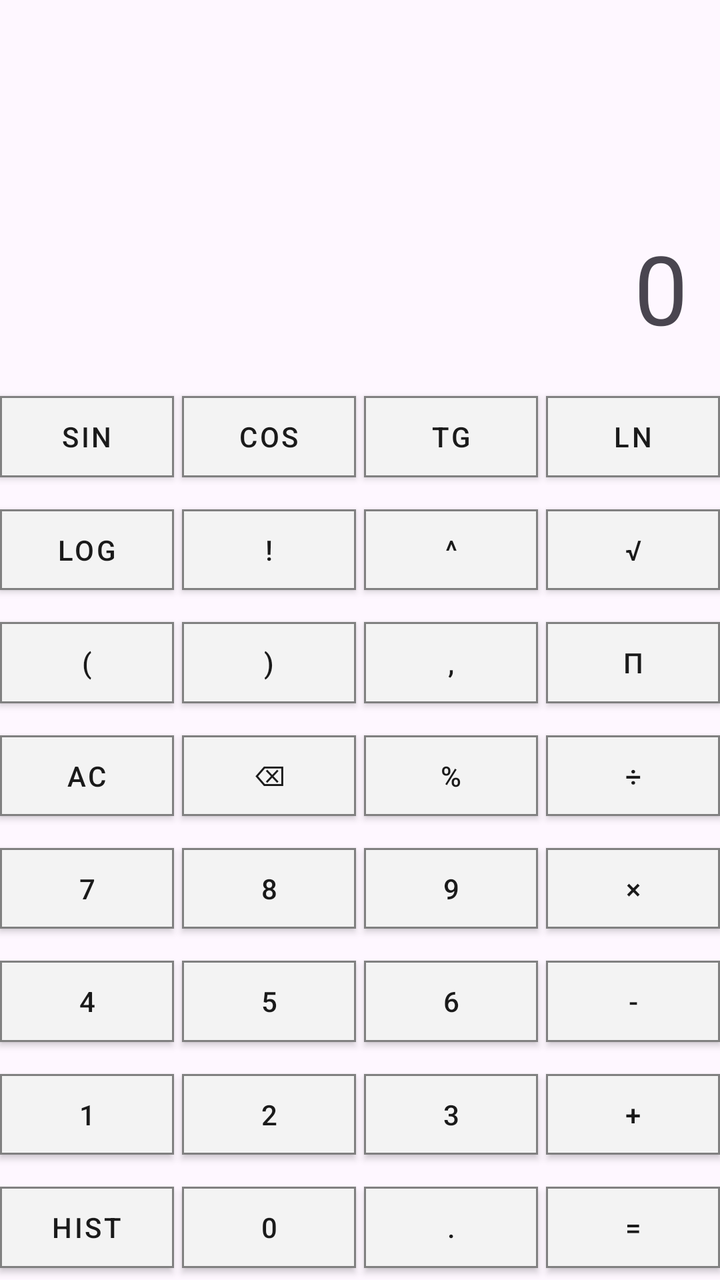
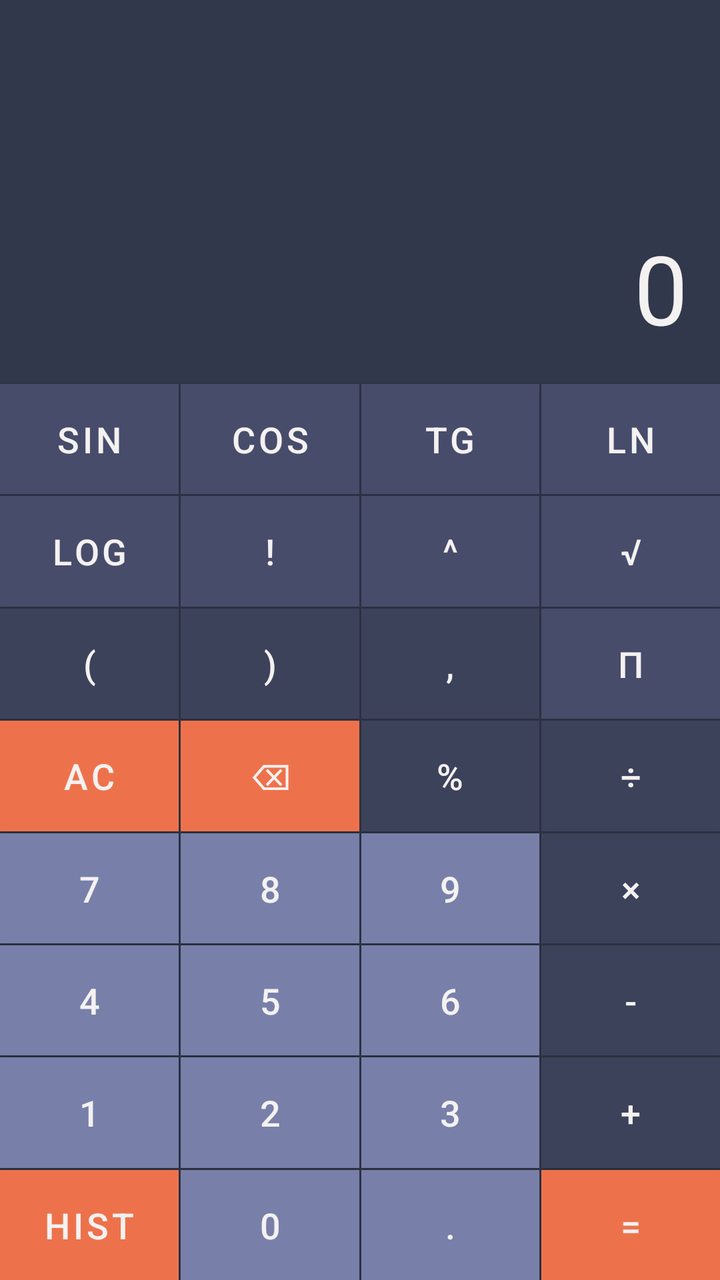

An Android layout rendered at two revisions. The XML below is the earlier revision; the diff shows what the commit changed to produce the second picture.
<!-- AndroidManifest.xml: application theme Theme.Calculator -->
<!-- res/layout/activity_main.xml -->
<?xml version="1.0" encoding="utf-8"?>
<androidx.constraintlayout.widget.ConstraintLayout
    xmlns:android="http://schemas.android.com/apk/res/android"
    xmlns:app="http://schemas.android.com/apk/res-auto"
    android:id="@+id/main"
    android:layout_width="match_parent"
    android:layout_height="match_parent">


    <TextView
        android:id="@+id/tvDisplay"
        android:layout_width="0dp"
        android:layout_height="0dp"
        android:gravity="end|bottom"
        android:padding="16dp"
        android:text="0"
        android:textSize="48sp"
        app:layout_constraintBottom_toTopOf="@id/guideline"
        app:layout_constraintEnd_toEndOf="parent"
        app:layout_constraintStart_toStartOf="parent"
        app:layout_constraintTop_toTopOf="parent" />


    <androidx.constraintlayout.widget.Guideline
        android:id="@+id/guideline"
        android:layout_width="wrap_content"
        android:layout_height="wrap_content"
        android:orientation="horizontal"
        app:layout_constraintGuide_percent="0.30" />



    <Button android:id="@+id/btnSin" style="@style/CalcButton" android:layout_width="0dp" android:layout_height="0dp" android:text="sin" />
    <Button android:id="@+id/btnCos" style="@style/CalcButton" android:layout_width="0dp" android:layout_height="0dp" android:text="cos" />
    <Button android:id="@+id/btnTg" style="@style/CalcButton" android:layout_width="0dp" android:layout_height="0dp" android:text="tg" />
    <Button android:id="@+id/btnLn" style="@style/CalcButton" android:layout_width="0dp" android:layout_height="0dp" android:text="ln" />


    <Button android:id="@+id/btnLog" style="@style/CalcButton" android:layout_width="0dp" android:layout_height="0dp" android:text="log" />
    <Button android:id="@+id/btnFact" style="@style/CalcButton" android:layout_width="0dp" android:layout_height="0dp" android:text="!" />
    <Button android:id="@+id/btnPower" style="@style/CalcButton" android:layout_width="0dp" android:layout_height="0dp" android:text="^" />
    <Button android:id="@+id/btnSqrt" style="@style/CalcButton" android:layout_width="0dp" android:layout_height="0dp" android:text="√" />


    <Button android:id="@+id/btnOpenBracket" style="@style/CalcButton" android:layout_width="0dp" android:layout_height="0dp" android:text="(" />
    <Button android:id="@+id/btnCloseBracket" style="@style/CalcButton" android:layout_width="0dp" android:layout_height="0dp" android:text=")" />
    <Button android:id="@+id/btnComma" style="@style/CalcButton" android:layout_width="0dp" android:layout_height="0dp" android:text="," />
    <Button android:id="@+id/btnPi" style="@style/CalcButton" android:layout_width="0dp" android:layout_height="0dp" android:text="π" />


    <Button android:id="@+id/btnAC" style="@style/CalcButton" android:layout_width="0dp" android:layout_height="0dp" android:text="AC" />
    <Button android:id="@+id/btnDelete" style="@style/CalcButton" android:layout_width="0dp" android:layout_height="0dp" android:text="⌫" />
    <Button android:id="@+id/btnPercent" style="@style/CalcButton" android:layout_width="0dp" android:layout_height="0dp" android:text="%" />
    <Button android:id="@+id/btnDivide" style="@style/CalcButton" android:layout_width="0dp" android:layout_height="0dp" android:text="÷" />


    <Button android:id="@+id/btn7" style="@style/CalcButton" android:layout_width="0dp" android:layout_height="0dp" android:text="7" />
    <Button android:id="@+id/btn8" style="@style/CalcButton" android:layout_width="0dp" android:layout_height="0dp" android:text="8" />
    <Button android:id="@+id/btn9" style="@style/CalcButton" android:layout_width="0dp" android:layout_height="0dp" android:text="9" />
    <Button android:id="@+id/btnMultiply" style="@style/CalcButton" android:layout_width="0dp" android:layout_height="0dp" android:text="×" />


    <Button android:id="@+id/btn4" style="@style/CalcButton" android:layout_width="0dp" android:layout_height="0dp" android:text="4" />
    <Button android:id="@+id/btn5" style="@style/CalcButton" android:layout_width="0dp" android:layout_height="0dp" android:text="5" />
    <Button android:id="@+id/btn6" style="@style/CalcButton" android:layout_width="0dp" android:layout_height="0dp" android:text="6" />
    <Button android:id="@+id/btnMinus" style="@style/CalcButton" android:layout_width="0dp" android:layout_height="0dp" android:text="-" />


    <Button android:id="@+id/btn1" style="@style/CalcButton" android:layout_width="0dp" android:layout_height="0dp" android:text="1" />
    <Button android:id="@+id/btn2" style="@style/CalcButton" android:layout_width="0dp" android:layout_height="0dp" android:text="2" />
    <Button android:id="@+id/btn3" style="@style/CalcButton" android:layout_width="0dp" android:layout_height="0dp" android:text="3" />
    <Button android:id="@+id/btnPlus" style="@style/CalcButton" android:layout_width="0dp" android:layout_height="0dp" android:text="+" />


    <Button android:id="@+id/btnHistory" style="@style/CalcButton" android:layout_width="0dp" android:layout_height="0dp" android:text="HIST" />
    <Button android:id="@+id/btn0" style="@style/CalcButton" android:layout_width="0dp" android:layout_height="0dp" android:text="0" />
    <Button android:id="@+id/btnDot" style="@style/CalcButton" android:layout_width="0dp" android:layout_height="0dp" android:text="." />
    <Button android:id="@+id/btnEqual" style="@style/CalcButton" android:layout_width="0dp" android:layout_height="0dp" android:text="=" />


    <androidx.constraintlayout.helper.widget.Flow
        android:id="@+id/flow"
        android:layout_width="0dp"
        android:layout_height="0dp"
        app:flow_horizontalGap="4dp"
        app:flow_maxElementsWrap="4"
        app:flow_verticalGap="4dp"
        app:flow_wrapMode="aligned"
        app:layout_constraintBottom_toBottomOf="parent"
        app:layout_constraintEnd_toEndOf="parent"
        app:layout_constraintStart_toStartOf="parent"
        app:layout_constraintTop_toBottomOf="@id/guideline"
        app:constraint_referenced_ids="
            btnSin, btnCos, btnTg, btnLn,
            btnLog, btnFact, btnPower, btnSqrt,
            btnOpenBracket, btnCloseBracket, btnComma, btnPi,
            btnAC, btnDelete, btnPercent, btnDivide,
            btn7, btn8, btn9, btnMultiply,
            btn4, btn5, btn6, btnMinus,
            btn1, btn2, btn3, btnPlus,
            btnHistory, btn0, btnDot, btnEqual" />

</androidx.constraintlayout.widget.ConstraintLayout>
<!-- resources referenced by this layout -->
<resources>
  <style name="CalcButton" parent="Widget.MaterialComponents.Button">
  
          <item name="cornerRadius">0dp</item>
  
          <item name="strokeWidth">1dp</item>
          <item name="strokeColor">#808080</item>
  
          <item name="backgroundTint">#F3F3F3</item>
  
          <item name="android:textColor">#1A1A1A</item>
      </style>
  <style name="Theme.Calculator" parent="Base.Theme.Calculator" />
  <style name="Base.Theme.Calculator" parent="Theme.Material3.DayNight.NoActionBar">
          
          
      </style>
</resources>

<!-- the commit's change to res/layout/activity_main.xml (unified diff, before → after) -->
@@ -4,7 +4,8 @@
     xmlns:app="http://schemas.android.com/apk/res-auto"
     android:id="@+id/main"
     android:layout_width="match_parent"
-    android:layout_height="match_parent">
+    android:layout_height="match_parent"
+    android:background="#32384B">
 
 
     <TextView
@@ -15,6 +16,7 @@
         android:padding="16dp"
         android:text="0"
         android:textSize="48sp"
+        android:textColor="#F4F1F1"
         app:layout_constraintBottom_toTopOf="@id/guideline"
         app:layout_constraintEnd_toEndOf="parent"
         app:layout_constraintStart_toStartOf="parent"
@@ -29,62 +31,54 @@
         app:layout_constraintGuide_percent="0.30" />
 
 
+    <Button android:id="@+id/btnSin" style="@style/FunctionButton" android:layout_width="0dp" android:layout_height="0dp" android:text="sin" />
+    <Button android:id="@+id/btnCos" style="@style/FunctionButton" android:layout_width="0dp" android:layout_height="0dp" android:text="cos" />
+    <Button android:id="@+id/btnTg" style="@style/FunctionButton" android:layout_width="0dp" android:layout_height="0dp" android:text="tg" />
+    <Button android:id="@+id/btnLn" style="@style/FunctionButton" android:layout_width="0dp" android:layout_height="0dp" android:text="ln" />
 
-    <Button android:id="@+id/btnSin" style="@style/CalcButton" android:layout_width="0dp" android:layout_height="0dp" android:text="sin" />
-    <Button android:id="@+id/btnCos" style="@style/CalcButton" android:layout_width="0dp" android:layout_height="0dp" android:text="cos" />
-    <Button android:id="@+id/btnTg" style="@style/CalcButton" android:layout_width="0dp" android:layout_height="0dp" android:text="tg" />
-    <Button android:id="@+id/btnLn" style="@style/CalcButton" android:layout_width="0dp" android:layout_height="0dp" android:text="ln" />
+    <Button android:id="@+id/btnLog" style="@style/FunctionButton" android:layout_width="0dp" android:layout_height="0dp" android:text="log" />
+    <Button android:id="@+id/btnFact" style="@style/FunctionButton" android:layout_width="0dp" android:layout_height="0dp" android:text="!" />
+    <Button android:id="@+id/btnPower" style="@style/FunctionButton" android:layout_width="0dp" android:layout_height="0dp" android:text="^" />
+    <Button android:id="@+id/btnSqrt" style="@style/FunctionButton" android:layout_width="0dp" android:layout_height="0dp" android:text="√" />
 
+    <Button android:id="@+id/btnOpenBracket" style="@style/ActionButton" android:layout_width="0dp" android:layout_height="0dp" android:text="(" />
+    <Button android:id="@+id/btnCloseBracket" style="@style/ActionButton" android:layout_width="0dp" android:layout_height="0dp" android:text=")" />
+    <Button android:id="@+id/btnComma" style="@style/ActionButton" android:layout_width="0dp" android:layout_height="0dp" android:text="," />
+    <Button android:id="@+id/btnPi" style="@style/FunctionButton" android:layout_width="0dp" android:layout_height="0dp" android:text="π" />
 
-    <Button android:id="@+id/btnLog" style="@style/CalcButton" android:layout_width="0dp" android:layout_height="0dp" android:text="log" />
-    <Button android:id="@+id/btnFact" style="@style/CalcButton" android:layout_width="0dp" android:layout_height="0dp" android:text="!" />
-    <Button android:id="@+id/btnPower" style="@style/CalcButton" android:layout_width="0dp" android:layout_height="0dp" android:text="^" />
-    <Button android:id="@+id/btnSqrt" style="@style/CalcButton" android:layout_width="0dp" android:layout_height="0dp" android:text="√" />
+    <Button android:id="@+id/btnAC" style="@style/Other" android:layout_width="0dp" android:layout_height="0dp" android:text="AC" />
+    <Button android:id="@+id/btnDelete" style="@style/Other" android:layout_width="0dp" android:layout_height="0dp" android:text="⌫" />
+    <Button android:id="@+id/btnPercent" style="@style/ActionButton" android:layout_width="0dp" android:layout_height="0dp" android:text="%" />
+    <Button android:id="@+id/btnDivide" style="@style/ActionButton" android:layout_width="0dp" android:layout_height="0dp" android:text="÷" />
 
+    <Button android:id="@+id/btn7" style="@style/NumbButton" android:layout_width="0dp" android:layout_height="0dp" android:text="7" />
+    <Button android:id="@+id/btn8" style="@style/NumbButton" android:layout_width="0dp" android:layout_height="0dp" android:text="8" />
+    <Button android:id="@+id/btn9" style="@style/NumbButton" android:layout_width="0dp" android:layout_height="0dp" android:text="9" />
+    <Button android:id="@+id/btnMultiply" style="@style/ActionButton" android:layout_width="0dp" android:layout_height="0dp" android:text="×" />
 
-    <Button android:id="@+id/btnOpenBracket" style="@style/CalcButton" android:layout_width="0dp" android:layout_height="0dp" android:text="(" />
-    <Button android:id="@+id/btnCloseBracket" style="@style/CalcButton" android:layout_width="0dp" android:layout_height="0dp" android:text=")" />
-    <Button android:id="@+id/btnComma" style="@style/CalcButton" android:layout_width="0dp" android:layout_height="0dp" android:text="," />
-    <Button android:id="@+id/btnPi" style="@style/CalcButton" android:layout_width="0dp" android:layout_height="0dp" android:text="π" />
+    <Button android:id="@+id/btn4" style="@style/NumbButton" android:layout_width="0dp" android:layout_height="0dp" android:text="4" />
+    <Button android:id="@+id/btn5" style="@style/NumbButton" android:layout_width="0dp" android:layout_height="0dp" android:text="5" />
+    <Button android:id="@+id/btn6" style="@style/NumbButton" android:layout_width="0dp" android:layout_height="0dp" android:text="6" />
+    <Button android:id="@+id/btnMinus" style="@style/ActionButton" android:layout_width="0dp" android:layout_height="0dp" android:text="-" />
 
+    <Button android:id="@+id/btn1" style="@style/NumbButton" android:layout_width="0dp" android:layout_height="0dp" android:text="1" />
+    <Button android:id="@+id/btn2" style="@style/NumbButton" android:layout_width="0dp" android:layout_height="0dp" android:text="2" />
+    <Button android:id="@+id/btn3" style="@style/NumbButton" android:layout_width="0dp" android:layout_height="0dp" android:text="3" />
+    <Button android:id="@+id/btnPlus" style="@style/ActionButton" android:layout_width="0dp" android:layout_height="0dp" android:text="+" />
 
-    <Button android:id="@+id/btnAC" style="@style/CalcButton" android:layout_width="0dp" android:layout_height="0dp" android:text="AC" />
-    <Button android:id="@+id/btnDelete" style="@style/CalcButton" android:layout_width="0dp" android:layout_height="0dp" android:text="⌫" />
-    <Button android:id="@+id/btnPercent" style="@style/CalcButton" android:layout_width="0dp" android:layout_height="0dp" android:text="%" />
-    <Button android:id="@+id/btnDivide" style="@style/CalcButton" android:layout_width="0dp" android:layout_height="0dp" android:text="÷" />
-
-
-    <Button android:id="@+id/btn7" style="@style/CalcButton" android:layout_width="0dp" android:layout_height="0dp" android:text="7" />
-    <Button android:id="@+id/btn8" style="@style/CalcButton" android:layout_width="0dp" android:layout_height="0dp" android:text="8" />
-    <Button android:id="@+id/btn9" style="@style/CalcButton" android:layout_width="0dp" android:layout_height="0dp" android:text="9" />
-    <Button android:id="@+id/btnMultiply" style="@style/CalcButton" android:layout_width="0dp" android:layout_height="0dp" android:text="×" />
-
-
-    <Button android:id="@+id/btn4" style="@style/CalcButton" android:layout_width="0dp" android:layout_height="0dp" android:text="4" />
-    <Button android:id="@+id/btn5" style="@style/CalcButton" android:layout_width="0dp" android:layout_height="0dp" android:text="5" />
-    <Button android:id="@+id/btn6" style="@style/CalcButton" android:layout_width="0dp" android:layout_height="0dp" android:text="6" />
-    <Button android:id="@+id/btnMinus" style="@style/CalcButton" android:layout_width="0dp" android:layout_height="0dp" android:text="-" />
-
-
-    <Button android:id="@+id/btn1" style="@style/CalcButton" android:layout_width="0dp" android:layout_height="0dp" android:text="1" />
-    <Button android:id="@+id/btn2" style="@style/CalcButton" android:layout_width="0dp" android:layout_height="0dp" android:text="2" />
-    <Button android:id="@+id/btn3" style="@style/CalcButton" android:layout_width="0dp" android:layout_height="0dp" android:text="3" />
-    <Button android:id="@+id/btnPlus" style="@style/CalcButton" android:layout_width="0dp" android:layout_height="0dp" android:text="+" />
-
-
-    <Button android:id="@+id/btnHistory" style="@style/CalcButton" android:layout_width="0dp" android:layout_height="0dp" android:text="HIST" />
-    <Button android:id="@+id/btn0" style="@style/CalcButton" android:layout_width="0dp" android:layout_height="0dp" android:text="0" />
-    <Button android:id="@+id/btnDot" style="@style/CalcButton" android:layout_width="0dp" android:layout_height="0dp" android:text="." />
-    <Button android:id="@+id/btnEqual" style="@style/CalcButton" android:layout_width="0dp" android:layout_height="0dp" android:text="=" />
+    <Button android:id="@+id/btnHistory" style="@style/Other" android:layout_width="0dp" android:layout_height="0dp" android:text="HIST" />
+    <Button android:id="@+id/btn0" style="@style/NumbButton" android:layout_width="0dp" android:layout_height="0dp" android:text="0" />
+    <Button android:id="@+id/btnDot" style="@style/NumbButton" android:layout_width="0dp" android:layout_height="0dp" android:text="." />
+    <Button android:id="@+id/btnEqual" style="@style/Other" android:layout_width="0dp" android:layout_height="0dp" android:text="=" />
 
 
     <androidx.constraintlayout.helper.widget.Flow
         android:id="@+id/flow"
         android:layout_width="0dp"
         android:layout_height="0dp"
-        app:flow_horizontalGap="4dp"
+        app:flow_horizontalGap="1dp"
         app:flow_maxElementsWrap="4"
-        app:flow_verticalGap="4dp"
+        app:flow_verticalGap="1dp"
         app:flow_wrapMode="aligned"
         app:layout_constraintBottom_toBottomOf="parent"
         app:layout_constraintEnd_toEndOf="parent"
<!-- resource entries referenced after the edit -->
@@ -1,15 +1,28 @@
 <!-- resources referenced by this layout -->
 <resources>
+  <style name="ActionButton" parent="CalcButton">
+          <item name="backgroundTint">#3D425B</item>
+      </style>
+  <style name="FunctionButton" parent="CalcButton">
+          <item name="backgroundTint">#474C6B</item>
+      </style>
+  <style name="NumbButton" parent="CalcButton">
+          <item name="backgroundTint">#7880A9</item>
+      </style>
+  <style name="Other" parent="CalcButton">
+          <item name="backgroundTint">#ED724B</item>
+      </style>
   <style name="CalcButton" parent="Widget.MaterialComponents.Button">
-  
           <item name="cornerRadius">0dp</item>
   
-          <item name="strokeWidth">1dp</item>
-          <item name="strokeColor">#808080</item>
   
-          <item name="backgroundTint">#F3F3F3</item>
   
-          <item name="android:textColor">#1A1A1A</item>
+          <item name="android:textSize">18sp</item>
+          <item name="android:textColor">#F4F1F1</item>
+          <item name="android:insetBottom">0dp</item>
+          <item name="android:insetTop">0dp</item>
+          <item name="android:insetRight">0dp</item>
+          <item name="android:insetLeft">0dp</item>
       </style>
   <style name="Theme.Calculator" parent="Base.Theme.Calculator" />
   <style name="Base.Theme.Calculator" parent="Theme.Material3.DayNight.NoActionBar">
